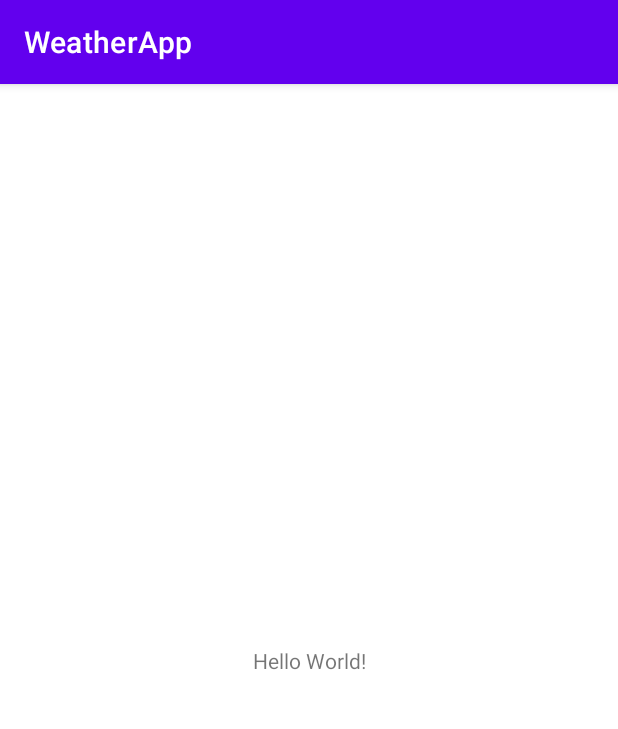
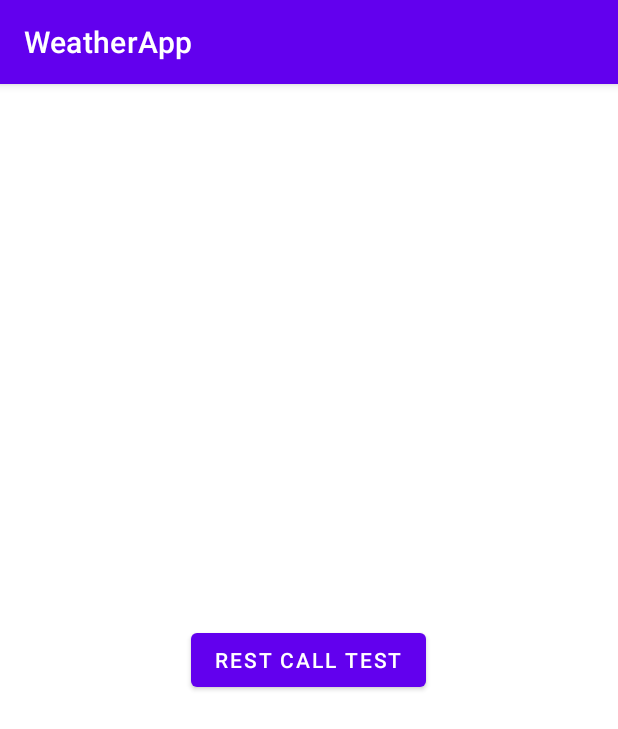
Before and after one commit to goodbye-thingji/weather_app, an Android app: the screen it shows after launch (MainActivity), on a phone screen of 412 x 824 dp. Shown: the top 729 px of the screen. Run offline under Robolectric (Android 15) with nearby library versions, the phone set to English and light mode, and no system bars.

Commit message:
Apply REST API call with RESTfulAsyncTask - General REST client class RESTfulAsyncTask w/ AsyncCallback interface - Sample test call at MainActivity

```diff
--- a/app/src/main/AndroidManifest.xml
+++ b/app/src/main/AndroidManifest.xml
@@ -1,6 +1,8 @@
 <?xml version="1.0" encoding="utf-8"?>
 <manifest xmlns:android="http://schemas.android.com/apk/res/android"
     package="com.example.weatherapp">
+
+    <uses-permission android:name="android.permission.INTERNET" />
 
     <application
         android:allowBackup="true"
--- /dev/null
+++ b/app/src/main/java/com/example/weatherapp/AsyncCallback.java
@@ -0,0 +1,11 @@
+package com.example.weatherapp;
+
+import org.json.JSONObject;
+
+import java.util.List;
+import java.util.Map;
+import java.util.Set;
+
+public interface AsyncCallback {
+    void responseCallback(int statusCode, Set<Map.Entry<String, List<String>>> headers, JSONObject body);
+}
--- a/app/src/main/res/layout/activity_main.xml
+++ b/app/src/main/res/layout/activity_main.xml
@@ -1,18 +1,22 @@
 <?xml version="1.0" encoding="utf-8"?>
-<androidx.constraintlayout.widget.ConstraintLayout xmlns:android="http://schemas.android.com/apk/res/android"
-    xmlns:app="http://schemas.android.com/apk/res-auto"
+<LinearLayout
+    xmlns:android="http://schemas.android.com/apk/res/android"
     xmlns:tools="http://schemas.android.com/tools"
     android:layout_width="match_parent"
     android:layout_height="match_parent"
+    android:orientation="vertical"
     tools:context=".MainActivity">
 
-    <TextView
-        android:layout_width="wrap_content"
-        android:layout_height="wrap_content"
-        android:text="Hello World!"
-        app:layout_constraintBottom_toBottomOf="parent"
-        app:layout_constraintLeft_toLeftOf="parent"
-        app:layout_constraintRight_toRightOf="parent"
-        app:layout_constraintTop_toTopOf="parent" />
+    <LinearLayout
+        android:layout_width="match_parent"
+        android:layout_height="match_parent"
+        android:orientation="vertical"
+        android:gravity="center">
+        <Button
+            android:id="@+id/btnTest"
+            android:layout_width="wrap_content"
+            android:layout_height="wrap_content"
+            android:text="REST call test" />
+    </LinearLayout>
 
-</androidx.constraintlayout.widget.ConstraintLayout>
+</LinearLayout>
```
Also changed, not shown: app/src/main/java/com/example/weatherapp/MainActivity.java (+28 -0 lines), app/src/main/java/com/example/weatherapp/RESTfulAsyncTask.java (added, +117 -0 lines).
